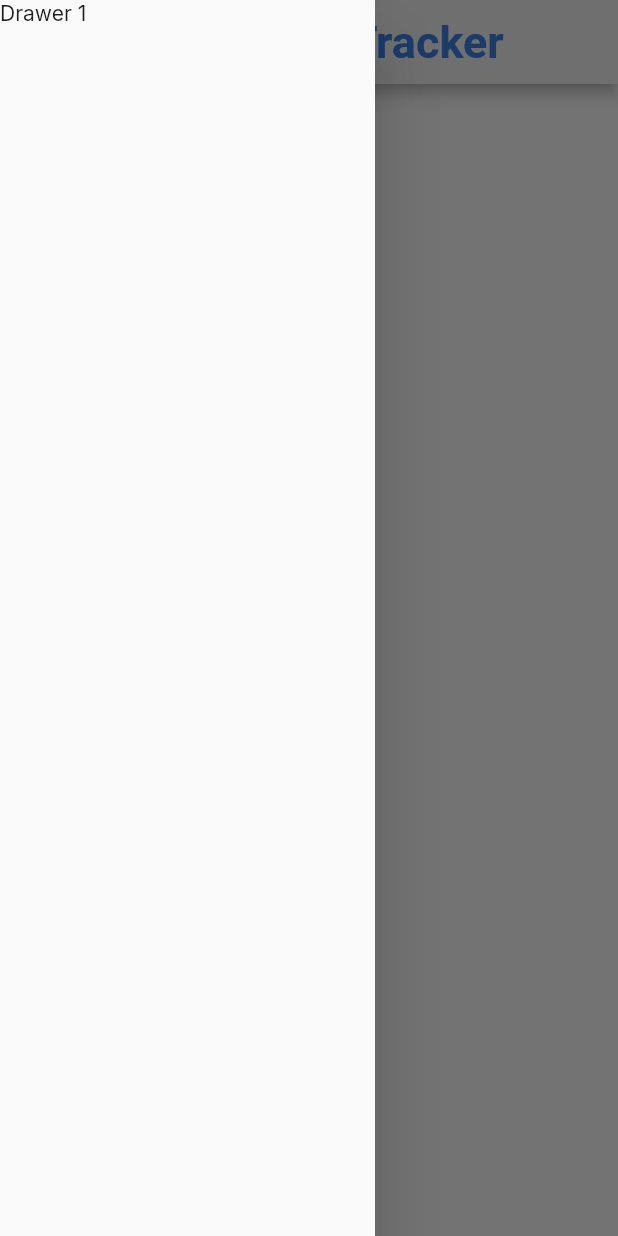
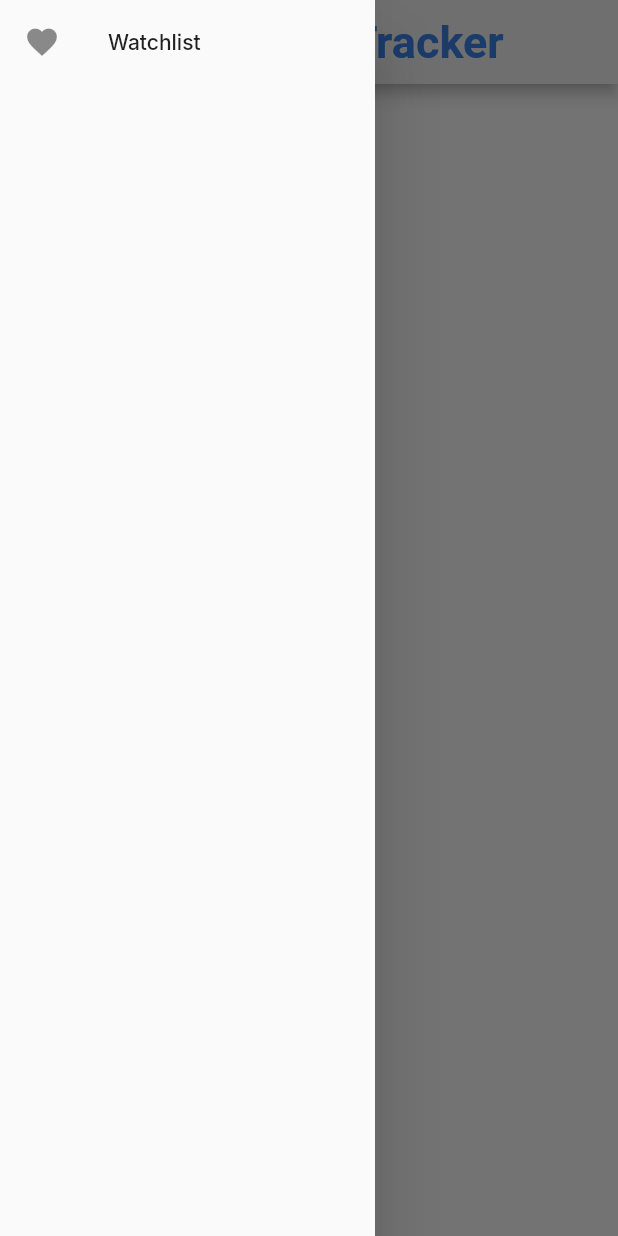
Before and after one commit to ImranShah1109/flutter_crypto_tracker, a Flutter app: the Home screen opened directly, with the side drawer open, on a phone screen of 412 x 824 dp. Run offline on Flutter 3.47's test engine with Material 2 defaults, Android fonts, the phone set to English and light mode, and no system bars; our stand-ins replace hexcolor, shared_preferences, url_strategy; accounts and stored records are empty; network calls fail; Roboto replaces fonts that are missing (Lumano).

Commit message:
watchlist page is done and maintain state from child to parent widget

```diff
--- a/lib/common/coin_card.dart
+++ b/lib/common/coin_card.dart
@@ -1,6 +1,8 @@
 // ignore_for_file: prefer_typing_uninitialized_variables
 
 import 'package:crypto_tracker/common/toast.dart';
+import 'package:crypto_tracker/functions/get_watchlist.dart';
+import 'package:crypto_tracker/pages/watchlist.dart';
 import 'package:crypto_tracker/themes.dart';
 import 'package:flutter/material.dart';
 import 'package:intl/intl.dart';
@@ -95,7 +97,7 @@ class _CoinCardState extends State<CoinCard> {
                   Column(
                     children: [
                               InkWell(
-                                onTap: () {
+                                onTap: () async{
                                   final toast;
                                   if(isAdded){
                                     removeFromWatchlist(widget.coinData[widget.index]['id']);
@@ -112,6 +114,7 @@ class _CoinCardState extends State<CoinCard> {
                                             ).ToastBar();
                                   }
                                   ScaffoldMessenger.of(context).showSnackBar(toast);
+                                  Watchlist.of(context)?.watchlist = await getWatchlist();
                                 },
                                 child:isAdded ?
                                   Icon(
--- /dev/null
+++ b/lib/functions/get_watchlist.dart
@@ -0,0 +1,16 @@
+import 'dart:convert';
+import 'package:shared_preferences/shared_preferences.dart';
+import 'getcurrent_user.dart';
+
+
+
+Future<List> getWatchlist()async{
+  var prefs = await SharedPreferences.getInstance();
+  var user = await getcurrentUser();
+  var watchlist = [];
+  if(prefs.getString(user!) != null){
+    watchlist = jsonDecode(prefs.getString(user)!);
+  }
+
+  return watchlist;
+}
--- a/lib/pages/home.dart
+++ b/lib/pages/home.dart
@@ -1,11 +1,10 @@
 // ignore_for_file: avoid_print
 
-import 'dart:async';
 import 'dart:convert';
 import 'package:crypto_tracker/common/coin_card.dart';
+import 'package:crypto_tracker/pages/watchlist.dart';
 
 import 'package:flutter/material.dart';
-import 'package:shared_preferences/shared_preferences.dart';
 import 'package:http/http.dart' as http;
 
 import '../functions/getcurrent_user.dart';
@@ -37,10 +36,14 @@ const Home({ Key? key }) : super(key: key);
                 centerTitle: true,
 
               ),
-      drawer: const Drawer(
+      drawer: Drawer(
         elevation: 20,
-        child: Text('Drawer 1'),
         width: 250,
+        child: ListTile(
+                leading: Icon(Icons.favorite),
+                title:  Text('Watchlist'),
+                onTap: ()=>Navigator.of(context).push(MaterialPageRoute(builder: (context) => const Watchlist(),))
+              ),
       ),
       body: const HomePage()
     );
```
Also changed, not shown: lib/pages/watchlist.dart (+123 -2 lines).
